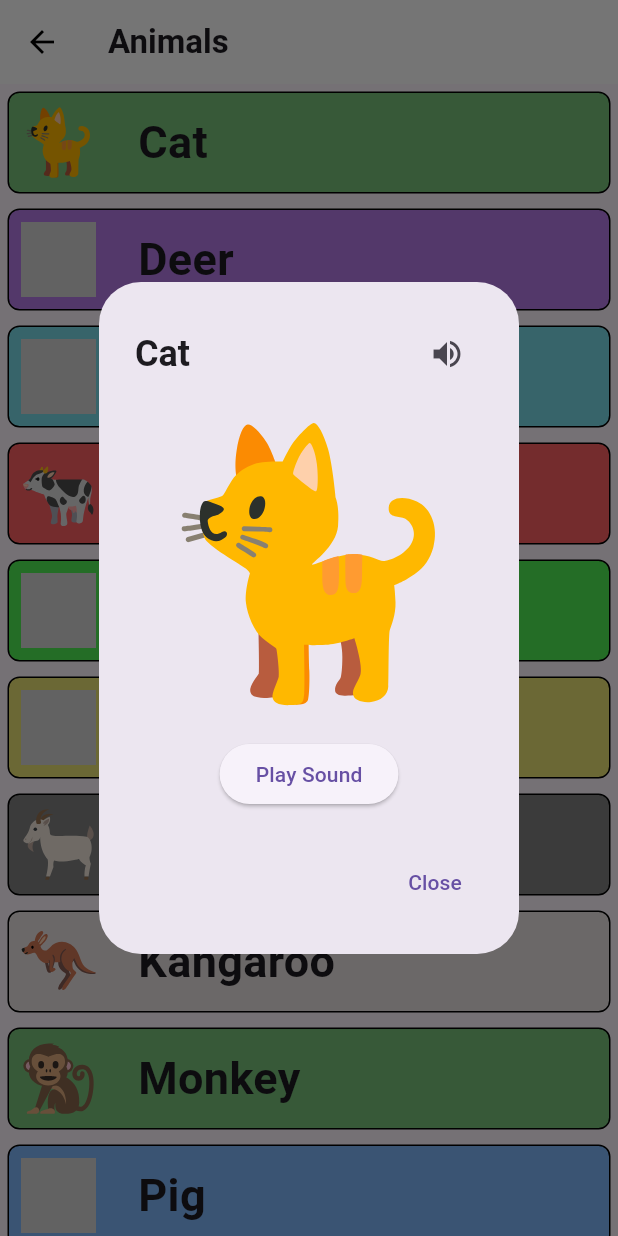
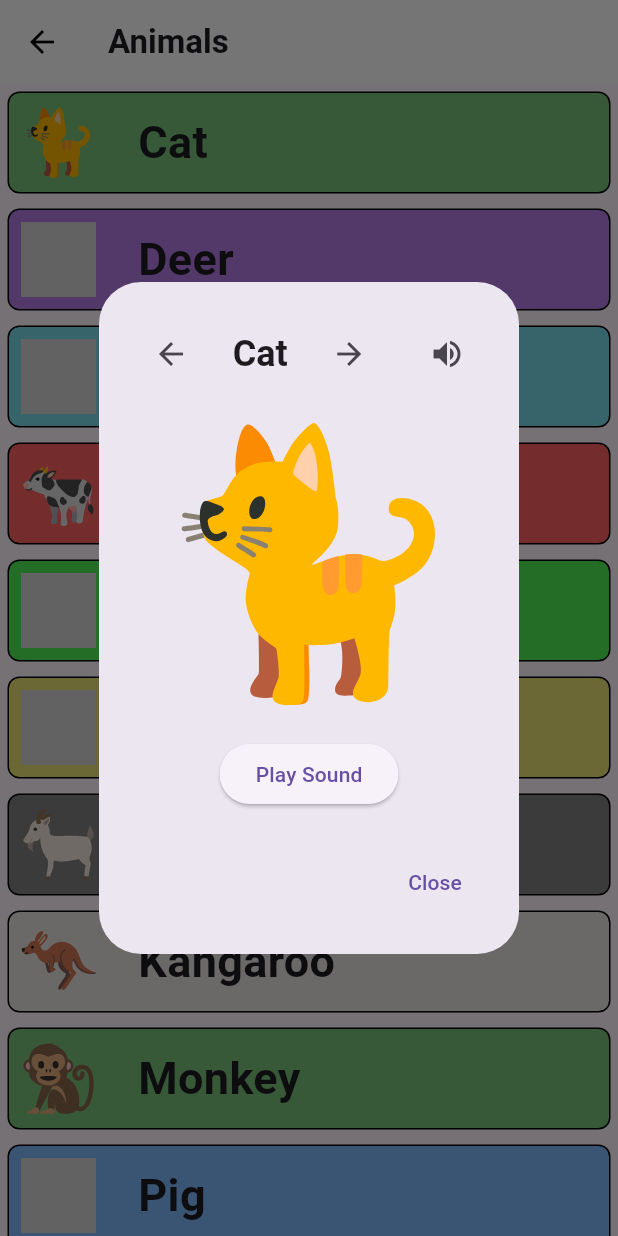
Before and after one commit to VaibhavCodeClub/learn, a Flutter app: the AnimalsPage screen opened by its route, after a tap on "Cat", on a phone screen of 412 x 824 dp. Run offline on Flutter 3.47's test engine with Material 3 defaults, Android fonts, the light colour scheme and no system bars; our stand-ins replace flutter_svg, flutter_tts, google_fonts, just_audio; Roboto replaces fonts that are missing (Comic Sans MS).

Commit message:
previous and next button on animal popup

```diff
--- a/lib/pages/animals.dart
+++ b/lib/pages/animals.dart
@@ -209,7 +209,7 @@ class AnimalsPage extends StatelessWidget {
         return AnimalPopup(
           animal: animal,
           flutterTts: flutterTts,
-          audioPlayer: audioPlayer,
+          audioPlayer: audioPlayer, animals: animals,
         );
       },
     );
@@ -217,15 +217,17 @@ class AnimalsPage extends StatelessWidget {
 }
 
 class AnimalPopup extends StatefulWidget {
-  final Animal animal;
+  Animal animal;
   final FlutterTts flutterTts;
   final AudioPlayer audioPlayer;
+  final List<Animal> animals; // Add animals parameter here
 
-  const AnimalPopup({
+   AnimalPopup({
     Key? key,
     required this.animal,
     required this.flutterTts,
     required this.audioPlayer,
+    required this.animals, // Initialize animals parameter here
   }) : super(key: key);
 
   @override
@@ -234,6 +236,7 @@ class AnimalPopup extends StatefulWidget {
 
 class _AnimalPopupState extends State<AnimalPopup> {
   bool isTapped = false;
+  int currentIndex = 0;
 
   @override
   Widget build(BuildContext context) {
@@ -241,9 +244,21 @@ class _AnimalPopupState extends State<AnimalPopup> {
       title: Row(
         mainAxisAlignment: MainAxisAlignment.spaceBetween,
         children: [
+          IconButton(
+            onPressed: () {
+              _navigateToPreviousAnimal();
+            },
+            icon: const Icon(Icons.arrow_back),
+          ),
           Text(
             widget.animal.name,
             style: const TextStyle(fontWeight: FontWeight.bold),
+          ),
+          IconButton(
+            onPressed: () {
+              _navigateToNextAnimal();
+            },
+            icon: const Icon(Icons.arrow_forward),
           ),
           IconButton(
             onPressed: () {
@@ -292,6 +307,25 @@ class _AnimalPopupState extends State<AnimalPopup> {
     );
   }
 
+  void _navigateToPreviousAnimal() {
+    setState(() {
+      currentIndex = (currentIndex - 1) % widget.animals.length;
+      if (currentIndex < 0) {
+        currentIndex = widget.animals.length - 1;
+      }
+      widget.animal = widget.animals[currentIndex];
+    });
+  }
+
+  void _navigateToNextAnimal() {
+    setState(() {
+      currentIndex = (currentIndex + 1) % widget.animals.length;
+      widget.animal = widget.animals[currentIndex];
+    });
+  }
+
+
+
   Future<void> _playAnimalSound(String soundAsset) async {
     await widget.audioPlayer.setAsset(soundAsset);
     await widget.audioPlayer.play();
```
